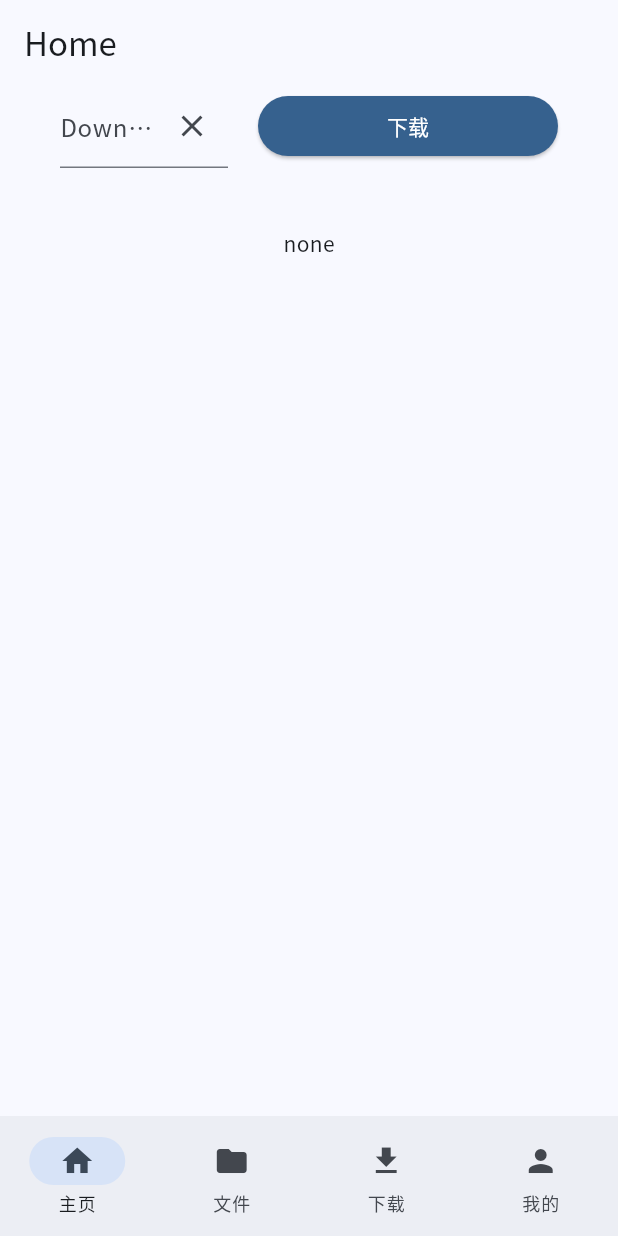
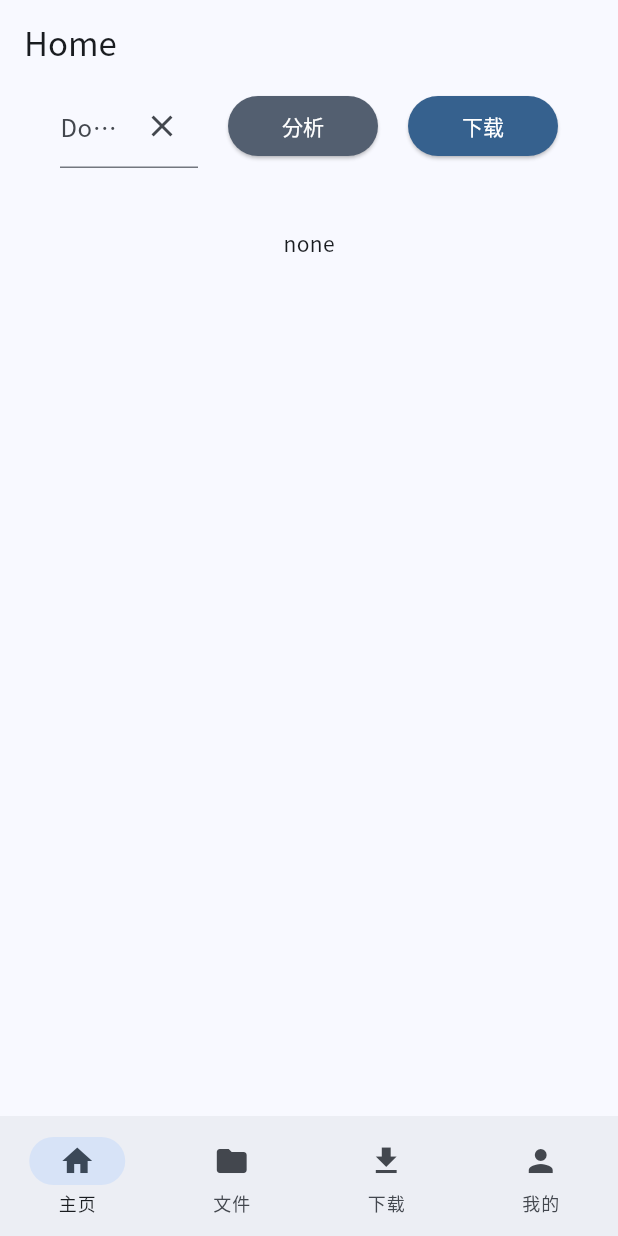
Before and after one commit to blinkspark/wall-hammer, a Flutter app: the screen it shows after launch, on a phone screen of 412 x 824 dp. Run offline on Flutter 3.47's test engine with Material 3 defaults, Android fonts, the phone set to English and light mode, and no system bars; our stand-ins replace file_picker, get_it, google_fonts, logger; missing offline and left inert: dart_nats.

Commit message:
Add video analysis and download, refactor frontend and NATS

```diff
--- a/frontend/lib/page/home.dart
+++ b/frontend/lib/page/home.dart
@@ -1,5 +1,4 @@
 import 'dart:convert';
-import 'dart:io';
 
 import 'package:dart_nats/dart_nats.dart';
 import 'package:flutter/material.dart';
@@ -16,7 +15,8 @@ class HomePage extends StatefulWidget {
 class _HomePageState extends State<HomePage> {
   String downloadUrl = '';
   Future<Message<dynamic>>? response;
-  Set<int> selected = <int>{};
+  Set<int> selected = {};
+  Map<String, dynamic>? data;
 
   @override
   Widget build(BuildContext context) {
@@ -54,12 +54,13 @@ class _HomePageState extends State<HomePage> {
                     ),
                   ),
                   SizedBox(
-                    width: 200,
+                    width: 100,
                     child: ElevatedButton(
                       style: ElevatedButton.styleFrom(
-                          backgroundColor: colorScheme.primary,
-                          foregroundColor: colorScheme.onPrimary),
+                          backgroundColor: colorScheme.secondary,
+                          foregroundColor: colorScheme.onSecondary),
                       onPressed: () async {
+                        selected.clear();
                         final nc = await getIt.getAsync<Client>();
                         downloadUrl = controller.text;
                         final data = jsonEncode({'url': downloadUrl});
@@ -81,6 +82,40 @@ class _HomePageState extends State<HomePage> {
                           }
                         });
                       },
+                      child: const Text('分析'),
+                    ),
+                  ),
+                  SizedBox(
+                    width: 100,
+                    child: ElevatedButton(
+                      style: ElevatedButton.styleFrom(
+                          backgroundColor: colorScheme.primary,
+                          foregroundColor: colorScheme.onPrimary),
+                      onPressed: () async {
+                        logger.t('download pressed');
+                        final nc = await getIt.getAsync<Client>();
+                        if (data != null) {
+                          logger.d('data is not null');
+                          final downloadUrl = data!['original_url'];
+                          final List<String> formatIds = getFormatsIds();
+                          if (formatIds.length >= 2) {
+                            final formatId = formatIds.join('+');
+                            final data = jsonEncode({
+                              'url': downloadUrl,
+                              'format_id': formatId,
+                            });
+                            logger.d('data: $data');
+                            final response = await nc.request(
+                              'neal.service.viddown.download',
+                              utf8.encode(data),
+                            );
+
+                          }
+                        } else {
+                          logger.d('data is null');
+                          // TODO: show error
+                        }
+                      },
                       child: const Text('下载'),
                     ),
                   ),
@@ -95,16 +130,27 @@ class _HomePageState extends State<HomePage> {
                     return Text("none");
                   } else if (snapshot.connectionState == ConnectionState.done) {
                     if (snapshot.hasData) {
-                      final data = utf8.decode(snapshot.data!.data);
-                      final jdata = jsonDecode(data);
-                      logger.d("data: $jdata");
-                      logger.d(jdata['data']['requested_formats']);
+                      final rawData = utf8.decode(snapshot.data!.data);
+                      final jdata = jsonDecode(rawData);
                       if (jdata['ok'] == true) {
+                        final formatData = jdata['data'];
+                        data = formatData;
+                        final List<dynamic>? formats = jdata['data']['formats'];
+                        final String? formatIds = formatData['format_id'];
+                        if (formatIds != null && formats != null) {
+                          formatIds.split('+').forEach((fid) {
+                            formats.asMap().entries.forEach((f) {
+                              if (f.value['format_id'] == fid) {
+                                selected.add(f.key);
+                              }
+                            });
+                          });
+                        }
                         return Expanded(
                           child: ListView.builder(
-                            itemCount: jdata['data']['formats'].length,
+                            itemCount: formats?.length ?? 0,
                             itemBuilder: (ctx, index) {
-                              final item = jdata['data']['formats'][index];
+                              final item = formats![index];
                               return ListTile(
                                 onTap: () {
                                   toggleItem(index);
@@ -147,4 +193,13 @@ class _HomePageState extends State<HomePage> {
       }
     });
   }
+
+  List<String> getFormatsIds() {
+    if (data == null) {
+      return [];
+    } else {
+      final formats = data!['formats'];
+      return selected.map((i) => formats[i]['format_id'] as String).toList();
+    }
+  }
 }
```
Also changed, not shown: 2 other files.
